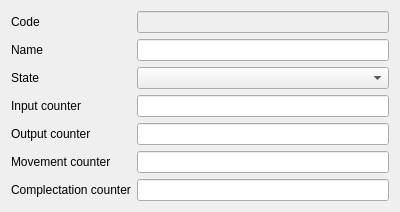
Old version of the form Editors/ce5storage.ui in the repository End1-1/Cafe5.
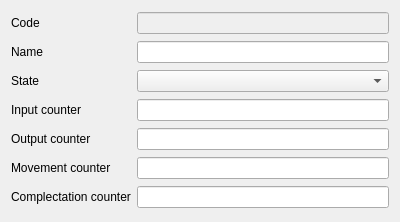
New version of the form. Custom widgets are drawn as their Qt base class.

The edit to the form file:
```diff
--- a/Editors/ce5storage.ui
+++ b/Editors/ce5storage.ui
@@ -7,7 +7,7 @@
     <x>0</x>
     <y>0</y>
     <width>400</width>
-    <height>194</height>
+    <height>222</height>
    </rect>
   </property>
   <property name="windowTitle">
```
Left out of the diff: 3 changed lines with no effect on the pictures.
